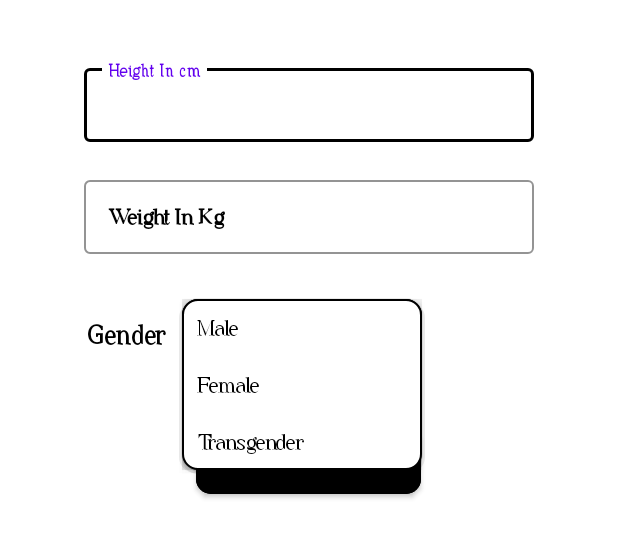
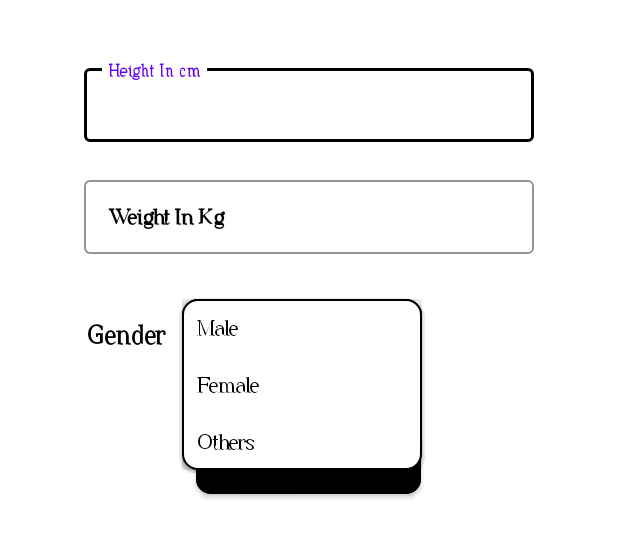
Before and after one commit to SHabaj-dev/TJ-Tasks-2022-Shabaj-Ansari, an Android app: the screen it shows after launch once a user with an empty profile is signed in (MainActivity), after a tap on "Male", on a phone screen of 412 x 824 dp, the part 526-1085 px from its top. Run offline under Robolectric (Android 15) with nearby library versions, the phone set to English and light mode, and no system bars; our stand-ins replace Firebase (no records; nobody signed in at launch, a user with empty details on screens opened directly).

Commit message:
Changed option in Spinner

```diff
--- a/Application/BMI_Calculator/app/src/main/java/com/example/bmicalculator/MainActivity.java
+++ b/Application/BMI_Calculator/app/src/main/java/com/example/bmicalculator/MainActivity.java
@@ -24,7 +24,7 @@ public class MainActivity extends AppCompatActivity implements AdapterView.OnIte
 
     final String[] gender = {"Male",
                             "Female",
-                            "Transgender"};
+                            "Others"};
     String gndr;
     private FirebaseAuth mFirebaseAuth;
     private ProgressBar mProgressbar;
```
